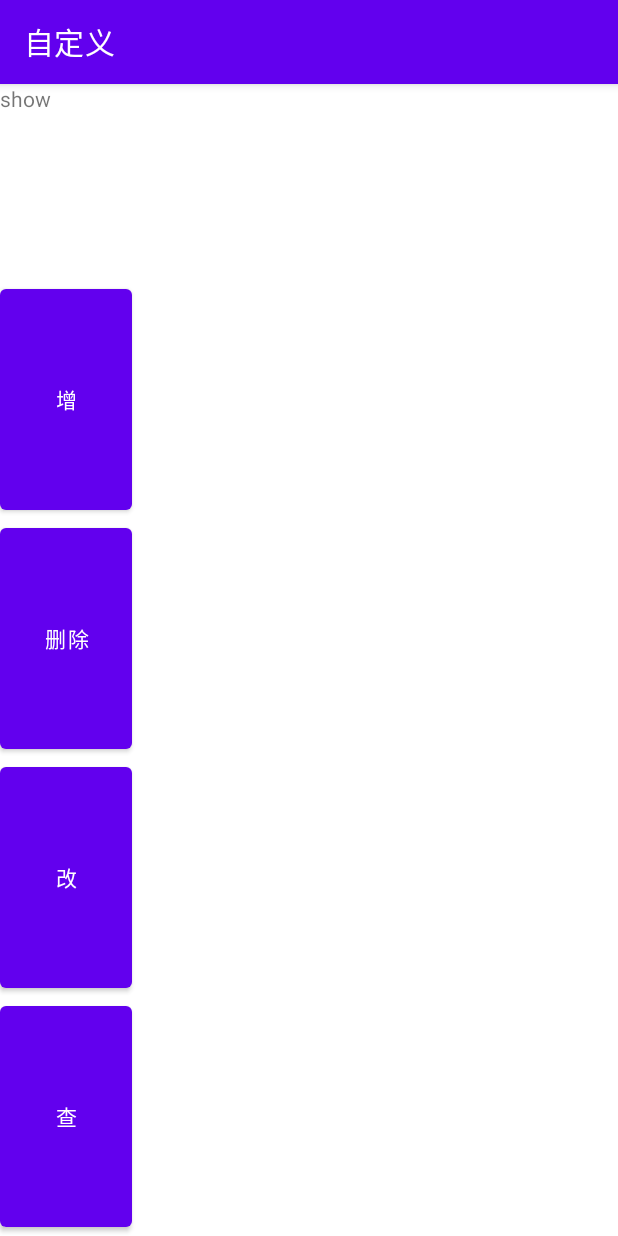
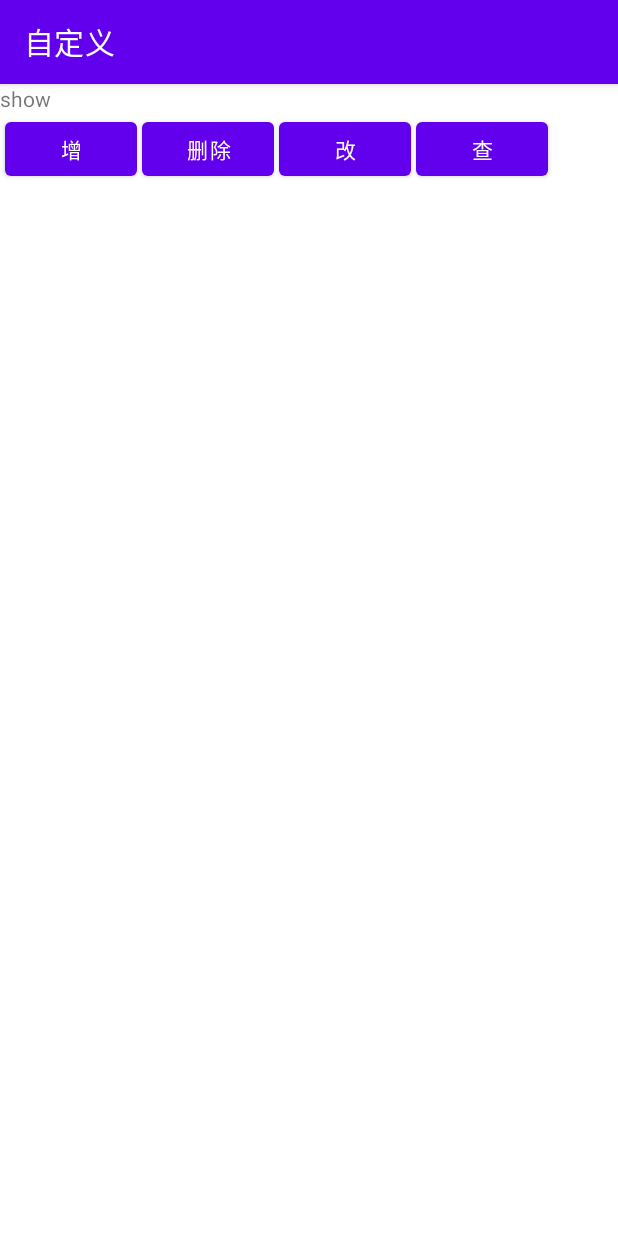
Before and after one commit to jianghu9527/DomeSummary, an Android app: the RoomActivity screen opened directly, with no data from a screen before it, on a phone screen of 412 x 824 dp. Run offline under Robolectric (Android 15) with nearby library versions, the phone set to English and light mode, and no system bars.

Commit message:
修改room，优化完成

```diff
--- a/app/build.gradle
+++ b/app/build.gradle
@@ -7,7 +7,7 @@ android {
 
     defaultConfig {
         applicationId "com.cd.ruileda.cc.day01"
-        minSdkVersion 26
+        minSdkVersion 19
         targetSdkVersion 30
         versionCode 1
         versionName "1.0"
--- a/app/src/main/java/com/cd/ruileda/cc/day01/common/CommonPath.java
+++ b/app/src/main/java/com/cd/ruileda/cc/day01/common/CommonPath.java
@@ -6,7 +6,8 @@ import java.io.File;
 
 public class CommonPath {
 
-    public static final String ROOT_DIR = Environment.getExternalStorageDirectory().getAbsolutePath() + File.separator + "1_hospital_face";
+    public static final String ROOT_DIR = Environment.getExternalStorageDirectory().getAbsolutePath() +
+            File.separator + "1_table_farm";
     public static final String TABLE_DIR = ROOT_DIR + File.separator + "table";
 
 
--- a/app/src/main/res/layout/layoutroom.xml
+++ b/app/src/main/res/layout/layoutroom.xml
@@ -8,33 +8,39 @@
         android:id="@+id/textViewshow"
         android:layout_width="match_parent"
         android:layout_height="wrap_content"
-        android:layout_weight="1"
+
         android:text="show" />
-
+<LinearLayout
+    android:layout_width="match_parent"
+    android:orientation="horizontal"
+    android:layout_height="wrap_content">
     <Button
         android:id="@+id/buttonadd"
         android:layout_width="wrap_content"
         android:layout_height="wrap_content"
-        android:layout_weight="1"
+        android:layout_marginLeft="3dp"
         android:text="增" />
 
     <Button
         android:id="@+id/button2detele"
         android:layout_width="wrap_content"
         android:layout_height="wrap_content"
-        android:layout_weight="1"
+        android:layout_marginLeft="3dp"
         android:text="删除" />
 
     <Button
         android:id="@+id/buttonupdata"
         android:layout_width="wrap_content"
         android:layout_height="wrap_content"
-        android:layout_weight="1"
+        android:layout_marginLeft="3dp"
         android:text="改" />
     <Button
         android:id="@+id/buttoncheck"
         android:layout_width="wrap_content"
         android:layout_height="wrap_content"
-        android:layout_weight="1"
+        android:layout_marginLeft="3dp"
         android:text="查" />
+
 </LinearLayout>
+
+</LinearLayout>
--- a/app/src/main/res/layout/mainlayout.xml
+++ b/app/src/main/res/layout/mainlayout.xml
@@ -2,6 +2,7 @@
 <LinearLayout xmlns:android="http://schemas.android.com/apk/res/android"
     android:layout_width="match_parent"
     android:orientation="vertical"
+    android:background="@color/home_bottom"
     android:layout_height="match_parent">
 
     <androidx.recyclerview.widget.RecyclerView
```
Also changed, not shown: app/src/main/res/values/colors.xml (+23 -0 lines).
